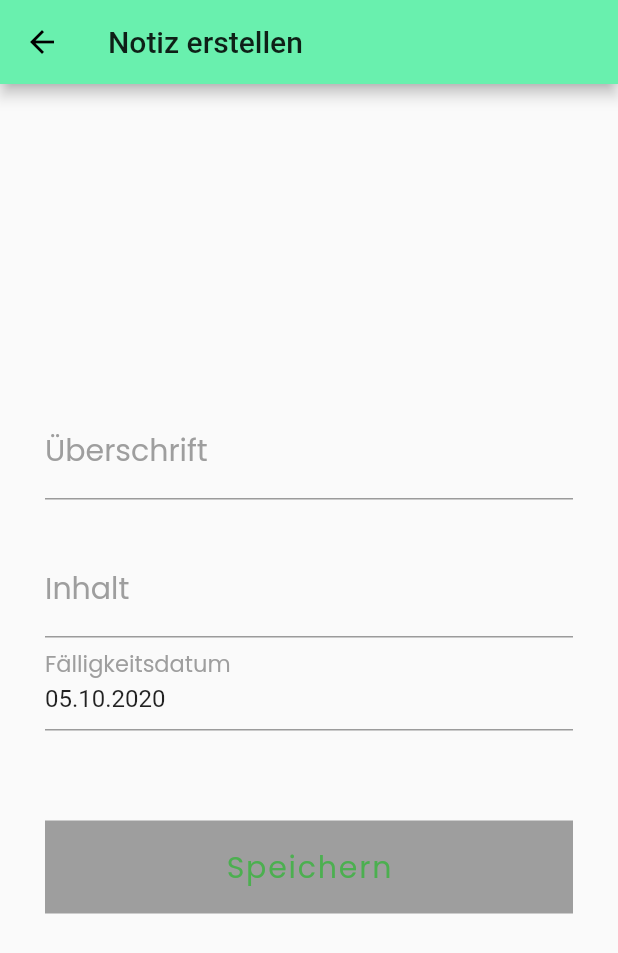
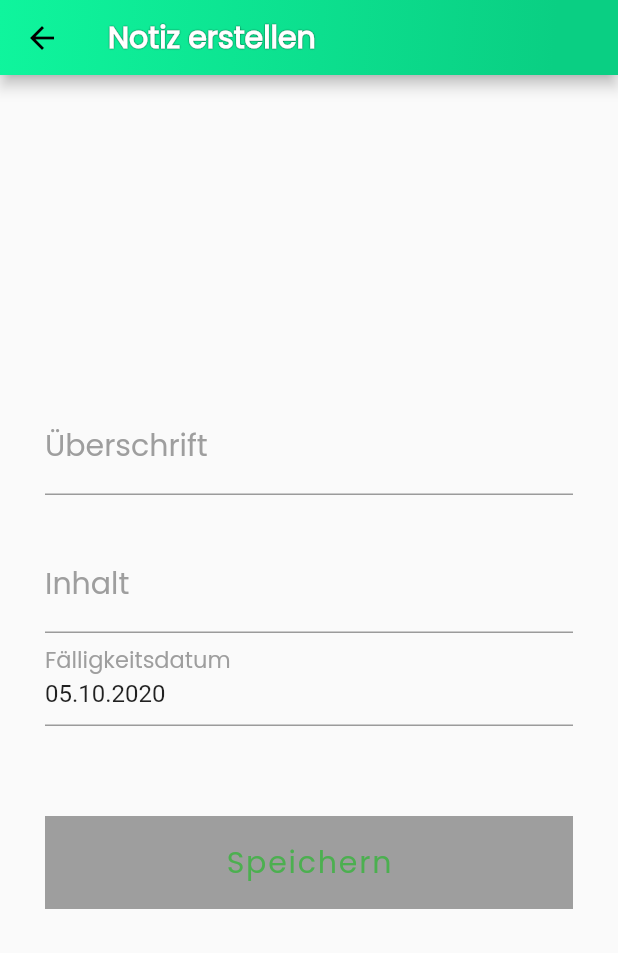
Before and after one commit to JailBreakerTV/notes-app, a Flutter app: the screen it shows after launch, after a tap on the "add to photos" icon, on a phone screen of 412 x 824 dp. Shown: the top 953 px of the screen. Run offline on Flutter 3.47's test engine with Material 2 defaults, Android fonts, the phone set to English and light mode, and no system bars; our stand-ins replace flutter_datetime_picker, sqflite; accounts and stored records are empty.

```diff
--- a/lib/main.dart
+++ b/lib/main.dart
@@ -1,6 +1,7 @@
 import 'package:Notes/db/backend.dart';
 import 'package:Notes/note.dart';
 import 'package:Notes/routes/note-create-route.dart';
+import 'package:Notes/widgets/note-appbar.dart';
 import 'package:Notes/widgets/note-widget.dart';
 import 'package:flutter/cupertino.dart';
 import 'package:flutter/material.dart';
@@ -46,11 +47,7 @@ class _NoteHomeState extends State<NoteHomePage> {
   @override
   Widget build(BuildContext context) {
     return Scaffold(
-      appBar: AppBar(
-        title: Text(
-          widget.title,
-        ),
-      ),
+      appBar: NoteAppBar(super.widget.title),
       body: Center(
         child: printNotes(context),
       ),
--- a/lib/routes/note-create-route.dart
+++ b/lib/routes/note-create-route.dart
@@ -1,6 +1,7 @@
 import 'package:Notes/main.dart';
 import 'package:Notes/note.dart';
 import 'package:Notes/utils/utils.dart';
+import 'package:Notes/widgets/note-appbar.dart';
 import 'package:flutter/cupertino.dart';
 import 'package:flutter/material.dart';
 import 'package:flutter_datetime_picker/flutter_datetime_picker.dart';
@@ -25,9 +26,7 @@ class NoteCreateRoute extends StatelessWidget {
   @override
   Widget build(BuildContext context) {
     return Scaffold(
-      appBar: AppBar(
-        title: Text("Notiz erstellen"),
-      ),
+      appBar: NoteAppBar("Notiz erstellen"),
       body: Center(
         child: Column(
           crossAxisAlignment: CrossAxisAlignment.center,
--- a/lib/routes/note-view-route.dart
+++ b/lib/routes/note-view-route.dart
@@ -1,5 +1,6 @@
 import 'package:Notes/note.dart';
 import 'package:Notes/utils/utils.dart';
+import 'package:Notes/widgets/note-appbar.dart';
 import 'package:flutter/cupertino.dart';
 import 'package:flutter/material.dart';
 import 'package:flutter_datetime_picker/flutter_datetime_picker.dart';
@@ -22,15 +23,14 @@ class NoteViewRoute extends StatelessWidget {
   @override
   Widget build(BuildContext context) {
     return Scaffold(
-      appBar: AppBar(
-        title: Text(this.note.topic),
-      ),
+      appBar: NoteAppBar(this.note.topic),
       body: GestureDetector(
         onTap: () {
           FocusScope.of(context).requestFocus(new FocusNode());
         },
         child: Center(
           child: Container(
+            margin: EdgeInsets.all(30),
             child: Form(
               child: ListView(
                 children: <Widget>[
@@ -56,8 +56,10 @@ class NoteViewRoute extends StatelessWidget {
                       this.note.value = text,
                       backend.updateNote(this.note),
                     },
+                    maxLines: null,
                     textAlign: TextAlign.left,
                     initialValue: this.note.value,
+                    keyboardType: TextInputType.multiline,
                     decoration: InputDecoration(
                       labelText: "Inhalt",
                       labelStyle: TextStyle(
--- /dev/null
+++ b/lib/widgets/note-appbar.dart
@@ -0,0 +1,42 @@
+import 'package:flutter/cupertino.dart';
+import 'package:flutter/material.dart';
+
+class NoteAppBar extends StatelessWidget with PreferredSizeWidget {
+  @override
+  final Size preferredSize;
+
+  final String title;
+
+  NoteAppBar(
+    this.title, {
+    Key key,
+  })  : this.preferredSize = Size.fromHeight(50.0),
+        super(key: key);
+
+  @override
+  Widget build(BuildContext context) {
+    return AppBar(
+      flexibleSpace: Container(
+        decoration: BoxDecoration(
+          gradient: LinearGradient(
+            begin: Alignment.topLeft,
+            end: Alignment(0.8, 0.0),
+            colors: [
+              const Color.fromRGBO(15, 245, 157, 1),
+              const Color.fromRGBO(10, 207, 131, 1)
+            ],
+          ),
+        ),
+      ),
+      title: Text(
+        this.title,
+        style: TextStyle(
+            fontFamily: 'Poppins',
+            fontSize: 20,
+            color: Colors.white,
+            fontWeight: FontWeight.bold,
+            shadows: [Shadow(color: Colors.black, blurRadius: 0.5)]),
+      ),
+    );
+  }
+}
--- a/lib/widgets/note-widget.dart
+++ b/lib/widgets/note-widget.dart
@@ -38,7 +38,7 @@ class NoteWidget extends StatelessWidget {
                         child: Center(
                           child: ListTile(
                             title: Text(
-                              this.note.topic.toUpperCase(),
+                              _cutNoteTopic(this.note),
                               textAlign: TextAlign.center,
                               style: TextStyle(
                                 fontFamily: 'Poppins',
@@ -86,3 +86,12 @@ Text _createExpireText(Note note) {
     ),
   );
 }
+
+String _cutNoteTopic(Note note) {
+  final String topic = note.topic.toUpperCase();
+  final int length = note.topic.length;
+  if (length >= 30) {
+    return topic.substring(0, 30) + "...";
+  }
+  return topic;
+}
```
Also changed, not shown: 5 other files.
